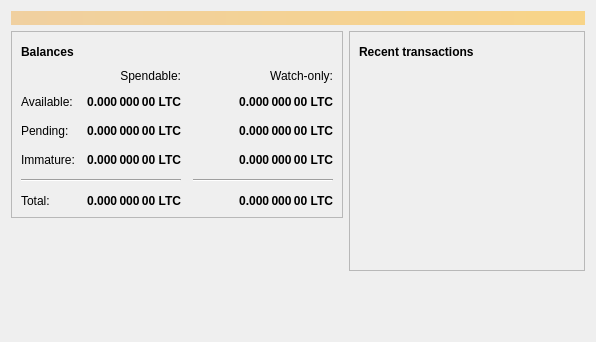
The window that src/qt/forms/overviewpage.ui (upkerk/GlobalUniversityToken) describes before a commit, drawn with Qt 5.
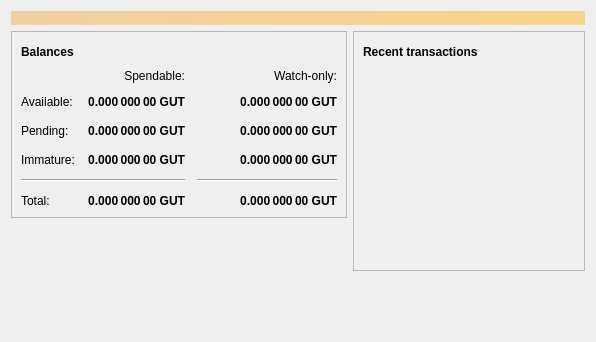
The same window after the commit. Icons and pictures are not drawn.

What changed in the file:
```diff
--- a/src/qt/forms/overviewpage.ui
+++ b/src/qt/forms/overviewpage.ui
@@ -129,7 +129,7 @@
                <string>Unconfirmed transactions to watch-only addresses</string>
               </property>
               <property name="text">
-               <string notr="true">0.000 000 00 LTC</string>
+               <string notr="true">0.000 000 00 GUT</string>
               </property>
               <property name="alignment">
                <set>Qt::AlignRight|Qt::AlignTrailing|Qt::AlignVCenter</set>
@@ -154,7 +154,7 @@
                <string>Total of transactions that have yet to be confirmed, and do not yet count toward the spendable balance</string>
               </property>
               <property name="text">
-               <string notr="true">0.000 000 00 LTC</string>
+               <string notr="true">0.000 000 00 GUT</string>
               </property>
               <property name="alignment">
                <set>Qt::AlignRight|Qt::AlignTrailing|Qt::AlignVCenter</set>
@@ -179,7 +179,7 @@
                <string>Mined balance in watch-only addresses that has not yet matured</string>
               </property>
               <property name="text">
-               <string notr="true">0.000 000 00 LTC</string>
+               <string notr="true">0.000 000 00 GUT</string>
               </property>
               <property name="alignment">
                <set>Qt::AlignRight|Qt::AlignTrailing|Qt::AlignVCenter</set>
@@ -237,7 +237,7 @@
                <string>Mined balance that has not yet matured</string>
               </property>
               <property name="text">
-               <string notr="true">0.000 000 00 LTC</string>
+               <string notr="true">0.000 000 00 GUT</string>
               </property>
               <property name="alignment">
                <set>Qt::AlignRight|Qt::AlignTrailing|Qt::AlignVCenter</set>
@@ -282,7 +282,7 @@
                <string>Your current total balance</string>
               </property>
               <property name="text">
-               <string notr="true">0.000 000 00 LTC</string>
+               <string notr="true">0.000 000 00 GUT</string>
               </property>
               <property name="alignment">
                <set>Qt::AlignRight|Qt::AlignTrailing|Qt::AlignVCenter</set>
@@ -307,7 +307,7 @@
                <string>Current total balance in watch-only addresses</string>
               </property>
               <property name="text">
-               <string notr="true">0.000 000 00 LTC</string>
+               <string notr="true">0.000 000 00 GUT</string>
               </property>
               <property name="alignment">
                <set>Qt::AlignRight|Qt::AlignTrailing|Qt::AlignVCenter</set>
@@ -349,7 +349,7 @@
                <string>Your current spendable balance</string>
               </property>
               <property name="text">
-               <string notr="true">0.000 000 00 LTC</string>
+               <string notr="true">0.000 000 00 GUT</string>
               </property>
               <property name="alignment">
                <set>Qt::AlignRight|Qt::AlignTrailing|Qt::AlignVCenter</set>
@@ -374,7 +374,7 @@
                <string>Your current balance in watch-only addresses</string>
               </property>
               <property name="text">
-               <string notr="true">0.000 000 00 LTC</string>
+               <string notr="true">0.000 000 00 GUT</string>
               </property>
               <property name="alignment">
                <set>Qt::AlignRight|Qt::AlignTrailing|Qt::AlignVCenter</set>
```
Left out of the diff: 4 changed lines with no effect on the pictures.
